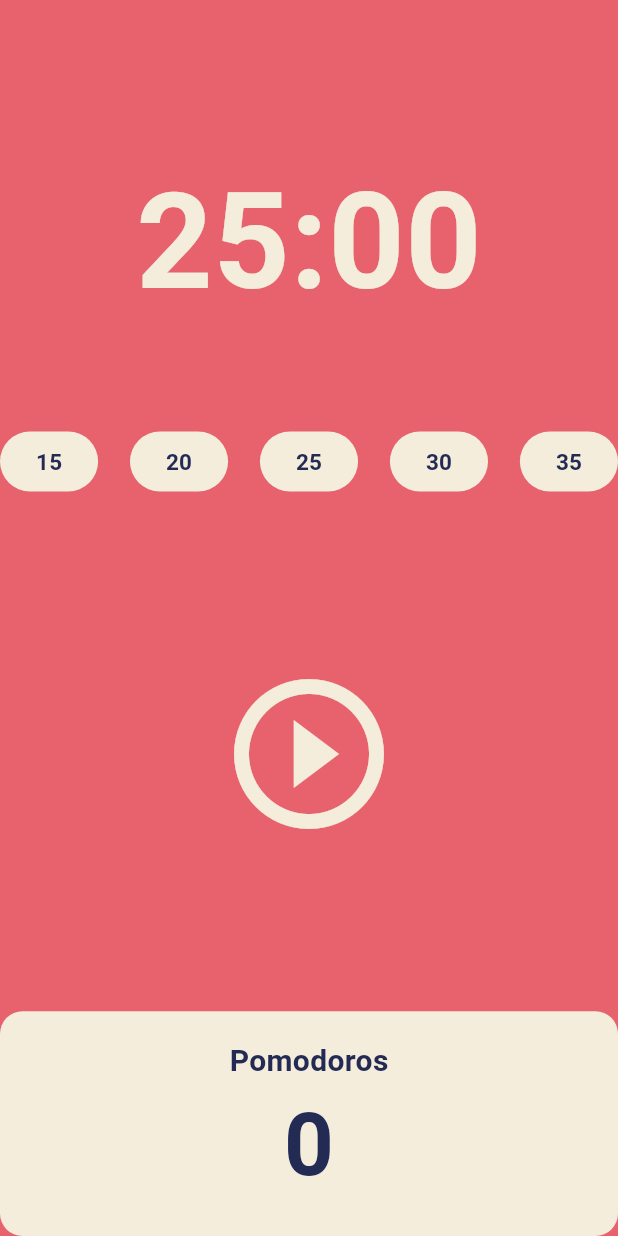
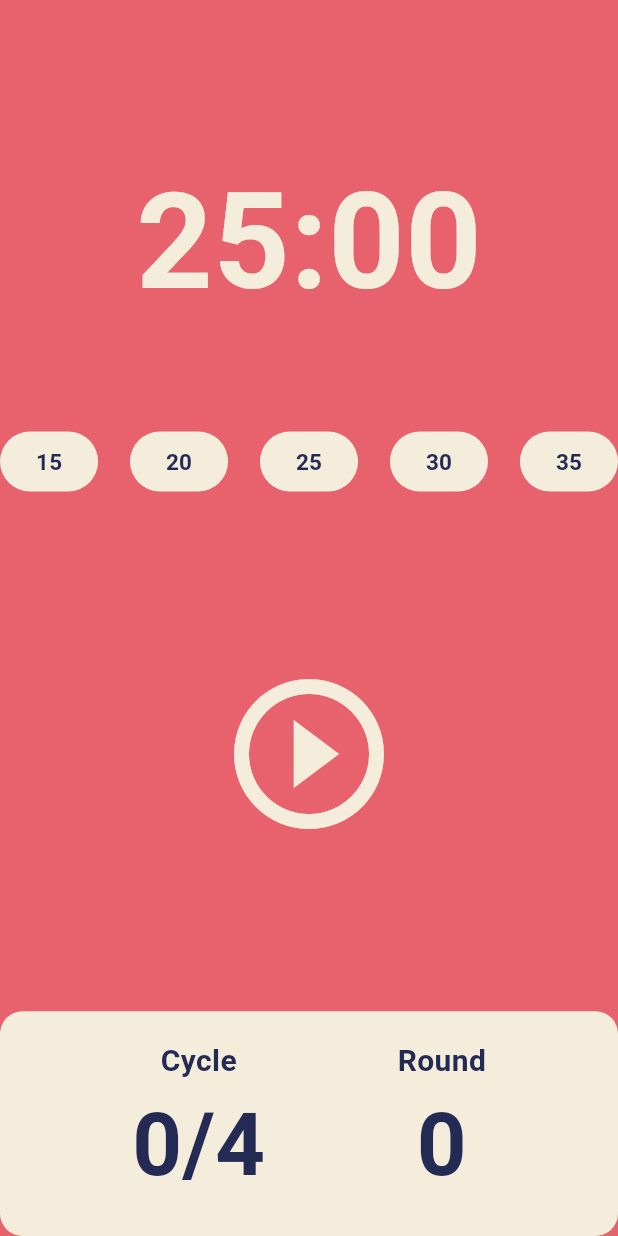
Before and after one commit to DawnSurplus/Pomodoro, a Flutter app: the screen it shows after launch, on a phone screen of 412 x 824 dp. Run offline on Flutter 3.47's test engine with Material 3 defaults, Android fonts, the phone set to English and light mode, and no system bars.

Commit message:
[resolve #9] 1 Cycle 및 1 Round 완료한 횟수 카운트

```diff
--- a/lib/home_screen.dart
+++ b/lib/home_screen.dart
@@ -10,32 +10,48 @@ class HomeScreen extends StatefulWidget {
 }
 
 class _HomeScreenState extends State<HomeScreen> {
-  static const int T_15_MIN_TO_SEC = 60 * 15;
-  static const int T_15_MIN = 15;
-  static const int T_20_MIN_TO_SEC = 60 * 20;
-  static const int T_20_MIN = 20;
-  static const int T_25_MIN_TO_SEC = 60 * 25;
-  static const int T_25_MIN = 25;
-  static const int T_30_MIN_TO_SEC = 60 * 30;
-  static const int T_30_MIN = 30;
-  static const int T_35_MIN_TO_SEC = 60 * 35;
-  static const int T_35_MIN = 35;
+  static const int t5MinToSec = 60 * 5;
+  static const int maxCycle = 4;
 
-  int totalSeconds = T_25_MIN_TO_SEC, totalPomodoros = 0;
-  bool isRunning = false;
+  static const int t15MinToSec = 5;
+  static const int t15Min = 15;
+  static const int t20MinToSec = 60 * 20;
+  static const int t20Min = 20;
+  static const int t25MinToSec = 60 * 25;
+  static const int t25Min = 25;
+  static const int t30MinToSec = 60 * 30;
+  static const int t30Min = 30;
+  static const int t35MinToSec = 60 * 35;
+  static const int t35Min = 35;
+
+  int totalSeconds = t25MinToSec,
+      totalCycle = 0,
+      totalRound = 0,
+      selectedTime = t25MinToSec;
+
+  bool isRunning = false, isRestTime = false;
 
   late Timer timer;
+
   void onTick(Timer timer) {
+    if (isRunning) {
       if (totalSeconds == 0) {
         setState(() {
-        totalPomodoros++;
-        isRunning = false;
-        totalSeconds = T_25_MIN_TO_SEC;
+          totalCycle++;
+          totalSeconds = selectedTime;
+
+          if (totalCycle > maxCycle) {
+            totalRound++;
+            totalCycle = 0;
+          }
         });
       } else {
         setState(() {
           totalSeconds -= 1;
         });
+      }
+    } else {
+      timer.cancel();
     }
   }
 
@@ -44,6 +60,9 @@ class _HomeScreenState extends State<HomeScreen> {
 
     setState(() {
       isRunning = true;
+      if (totalCycle == 0) {
+        totalCycle++;
+      }
     });
   }
 
@@ -64,23 +83,28 @@ class _HomeScreenState extends State<HomeScreen> {
   void setTime(int seconds) {
     setState(() {
       totalSeconds = seconds;
+      selectedTime = seconds;
     });
   }
 
   void setTime15min() {
-    setTime(T_15_MIN_TO_SEC);
+    setTime(t15MinToSec);
   }
+
   void setTime20min() {
-    setTime(T_20_MIN_TO_SEC);
+    setTime(t20MinToSec);
   }
+
   void setTime25min() {
-    setTime(T_25_MIN_TO_SEC);
+    setTime(t25MinToSec);
   }
+
   void setTime30min() {
-    setTime(T_30_MIN_TO_SEC);
+    setTime(t30MinToSec);
   }
+
   void setTime35min() {
-    setTime(T_35_MIN_TO_SEC);
+    setTime(t35MinToSec);
   }
 
   @override
@@ -112,46 +136,71 @@ class _HomeScreenState extends State<HomeScreen> {
               child: Row(
                 mainAxisAlignment: MainAxisAlignment.spaceBetween,
                 children: [
-                  OutlinedButton (
+                  OutlinedButton(
                       onPressed: setTime15min,
-                      style: OutlinedButton.styleFrom(backgroundColor: Theme.of(context).cardColor,
+                      style: OutlinedButton.styleFrom(
+                          backgroundColor: Theme.of(context).cardColor,
                           side: const BorderSide(color: Colors.transparent)),
-                      child: Text("$T_15_MIN",
-                                  style: TextStyle(color: Theme.of(context).textTheme.displayLarge?.color,
+                      child: Text(
+                        "$t15Min",
+                        style: TextStyle(
+                            color:
+                                Theme.of(context).textTheme.displayLarge?.color,
                             fontWeight: FontWeight.w600,
-                                  fontSize: 15),)),
-                  OutlinedButton (
+                            fontSize: 15),
+                      )),
+                  OutlinedButton(
                       onPressed: setTime20min,
-                      style: OutlinedButton.styleFrom(backgroundColor: Theme.of(context).cardColor,
+                      style: OutlinedButton.styleFrom(
+                          backgroundColor: Theme.of(context).cardColor,
                           side: const BorderSide(color: Colors.transparent)),
-                      child: Text("$T_20_MIN",
-                                  style: TextStyle(color: Theme.of(context).textTheme.displayLarge?.color,
+                      child: Text(
+                        "$t20Min",
+                        style: TextStyle(
+                            color:
+                                Theme.of(context).textTheme.displayLarge?.color,
                             fontWeight: FontWeight.w600,
-                                  fontSize: 15),)),
-                  OutlinedButton (
+                            fontSize: 15),
+                      )),
+                  OutlinedButton(
                       onPressed: setTime25min,
-                      style: OutlinedButton.styleFrom(backgroundColor: Theme.of(context).cardColor,
+                      style: OutlinedButton.styleFrom(
+                          backgroundColor: Theme.of(context).cardColor,
                           side: const BorderSide(color: Colors.transparent)),
-                      child: Text("$T_25_MIN",
-                                  style: TextStyle(color: Theme.of(context).textTheme.displayLarge?.color,
+                      child: Text(
+                        "$t25Min",
+                        style: TextStyle(
+                            color:
+                                Theme.of(context).textTheme.displayLarge?.color,
                             fontWeight: FontWeight.w600,
-                                  fontSize: 15),)),
-                  OutlinedButton (
+                            fontSize: 15),
+                      )),
+                  OutlinedButton(
                       onPressed: setTime30min,
-                      style: OutlinedButton.styleFrom(backgroundColor: Theme.of(context).cardColor,
+                      style: OutlinedButton.styleFrom(
+                          backgroundColor: Theme.of(context).cardColor,
                           side: const BorderSide(color: Colors.transparent)),
-                      child: Text("$T_30_MIN",
-                                  style: TextStyle(color: Theme.of(context).textTheme.displayLarge?.color,
+                      child: Text(
+                        "$t30Min",
+                        style: TextStyle(
+                            color:
+                                Theme.of(context).textTheme.displayLarge?.color,
                             fontWeight: FontWeight.w600,
-                                  fontSize: 15),)),
-                  OutlinedButton (
+                            fontSize: 15),
+                      )),
+                  OutlinedButton(
                       onPressed: setTime35min,
-                      style: OutlinedButton.styleFrom(backgroundColor: Theme.of(context).cardColor,
+                      style: OutlinedButton.styleFrom(
+                          backgroundColor: Theme.of(context).cardColor,
                           side: const BorderSide(color: Colors.transparent)),
-                      child: Text("$T_35_MIN",
-                                  style: TextStyle(color: Theme.of(context).textTheme.displayLarge?.color,
+                      child: Text(
+                        "$t35Min",
+                        style: TextStyle(
+                            color:
+                                Theme.of(context).textTheme.displayLarge?.color,
                             fontWeight: FontWeight.w600,
-                                  fontSize: 15),)),
+                            fontSize: 15),
+                      )),
                 ],
               ),
             ),
@@ -180,26 +229,62 @@ class _HomeScreenState extends State<HomeScreen> {
                     decoration: BoxDecoration(
                         color: Theme.of(context).cardColor,
                         borderRadius: BorderRadius.circular(15)),
-                    child: Column(
+                    child: Row(
+                      mainAxisAlignment: MainAxisAlignment.spaceEvenly,
+                      children: [
+                        Column(
                           mainAxisAlignment: MainAxisAlignment.center,
                           children: [
                             Text(
-                          "Pomodoros",
+                              "Cycle",
                               style: TextStyle(
-                            color:
-                                Theme.of(context).textTheme.displayLarge?.color,
+                                color: Theme.of(context)
+                                    .textTheme
+                                    .displayLarge
+                                    ?.color,
                                 fontSize: 20,
                                 fontWeight: FontWeight.w600,
                               ),
                             ),
                             Text(
-                          "0",
+                              "$totalCycle/$maxCycle",
                               style: TextStyle(
-                            color:
-                                Theme.of(context).textTheme.displayLarge?.color,
+                                color: Theme.of(context)
+                                    .textTheme
+                                    .displayLarge
+                                    ?.color,
                                 fontSize: 58,
                                 fontWeight: FontWeight.w600,
                               ),
+                            ),
+                          ],
+                        ),
+                        Column(
+                          mainAxisAlignment: MainAxisAlignment.center,
+                          children: [
+                            Text(
+                              "Round",
+                              style: TextStyle(
+                                color: Theme.of(context)
+                                    .textTheme
+                                    .displayLarge
+                                    ?.color,
+                                fontSize: 20,
+                                fontWeight: FontWeight.w600,
+                              ),
+                            ),
+                            Text(
+                              "$totalRound",
+                              style: TextStyle(
+                                color: Theme.of(context)
+                                    .textTheme
+                                    .displayLarge
+                                    ?.color,
+                                fontSize: 58,
+                                fontWeight: FontWeight.w600,
+                              ),
+                            ),
+                          ],
                         ),
                       ],
                     ),
```
Lines whose indentation alone changed are shown as unchanged.
